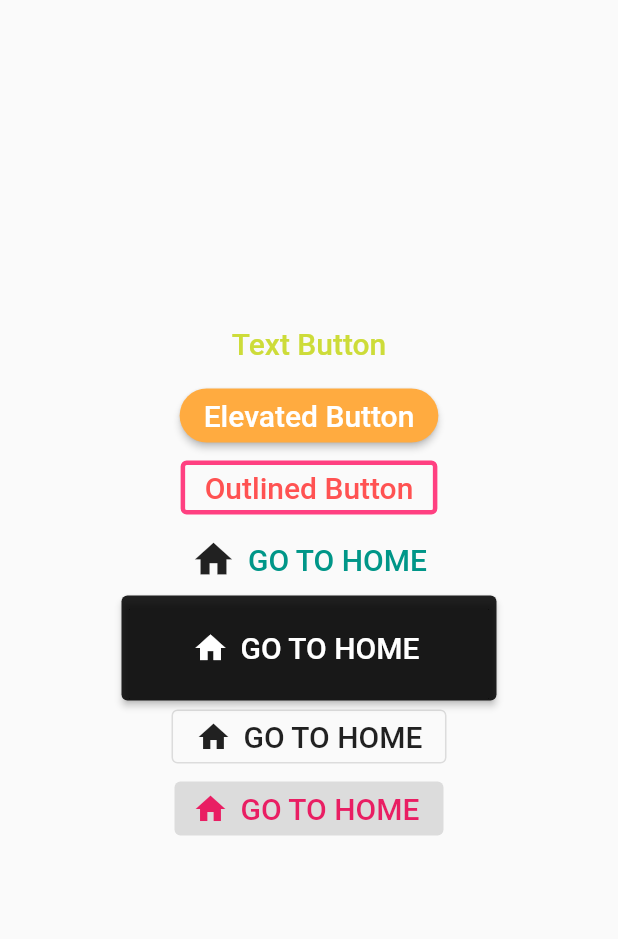
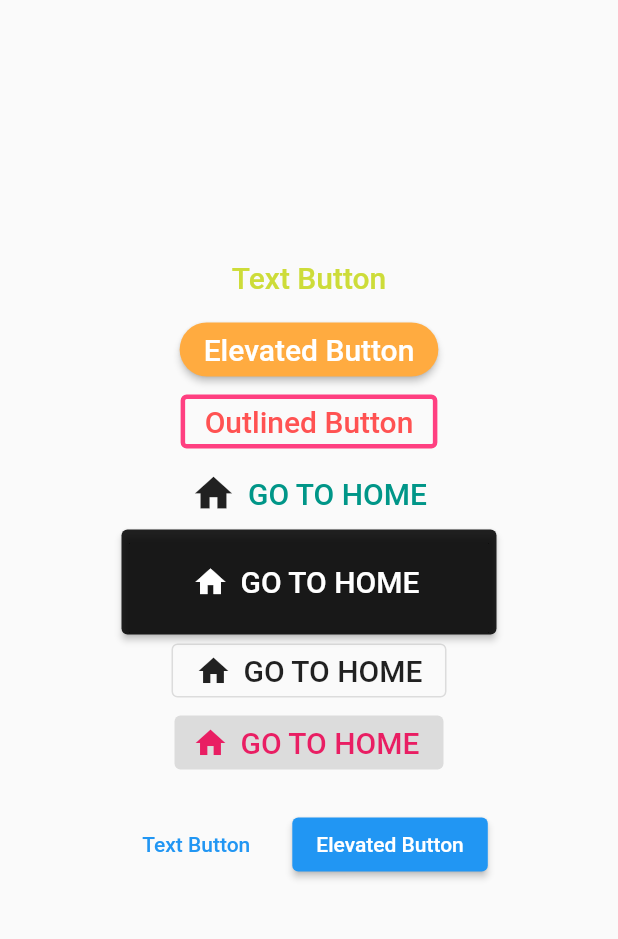
Before and after one commit to Danny-Yun/flutter-practice, a Flutter app: the screen it shows after launch, on a phone screen of 412 x 824 dp, the part 84-1023 px from its top. Run offline on Flutter 3.47's test engine with Material 2 defaults, Android fonts, the light colour scheme and no system bars.

Commit message:
button bar 추가

```diff
--- a/buttons/lib/main.dart
+++ b/buttons/lib/main.dart
@@ -150,6 +150,20 @@ class MyButtons extends StatelessWidget {
                 // minimumSize: Size(250, 70),
               ),
             ),
+            ButtonBar(
+              alignment: MainAxisAlignment.center,
+              buttonPadding: EdgeInsets.all(20),
+              children: [
+                TextButton(
+                  onPressed: () {},
+                  child: Text('Text Button'),
+                ),
+                ElevatedButton(
+                  onPressed: () {},
+                  child: Text('Elevated Button'),
+                ),
+              ],
+            ),
           ],
         ),
       ),
```
